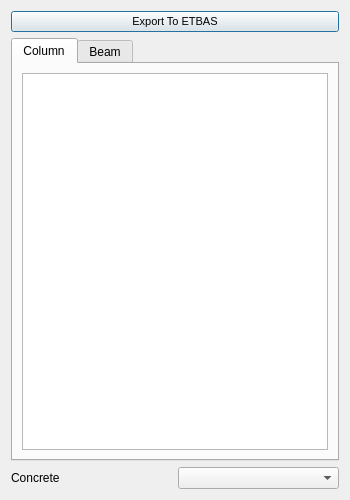
The window that widgets/define/view_frame_sections.ui (ebrahimraeyat/civilTools) describes before a commit, drawn with Qt 5.
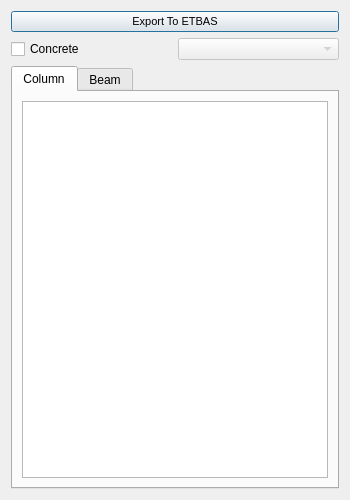
The same window after the commit. Icons and pictures are not drawn.

Commit message: overwrite concrete in section in export to etabs

```diff
--- a/widgets/define/view_frame_sections.ui
+++ b/widgets/define/view_frame_sections.ui
@@ -42,6 +42,24 @@
      </property>
     </widget>
    </item>
+   <item>
+    <layout class="QHBoxLayout" name="horizontalLayout">
+     <item>
+      <widget class="QCheckBox" name="concrete_checkbox">
+       <property name="text">
+        <string>Concrete</string>
+       </property>
+      </widget>
+     </item>
+     <item>
+      <widget class="QComboBox" name="concrete_mats">
+       <property name="enabled">
+        <bool>false</bool>
+       </property>
+      </widget>
+     </item>
+    </layout>
+   </item>
    <item>
     <widget class="QTabWidget" name="tabWidget">
      <property name="currentIndex">
@@ -83,20 +101,6 @@
      </widget>
     </widget>
    </item>
-   <item>
-    <layout class="QHBoxLayout" name="horizontalLayout">
-     <item>
-      <widget class="QLabel" name="label_3">
-       <property name="text">
-        <string>Concrete</string>
-       </property>
-      </widget>
-     </item>
-     <item>
-      <widget class="QComboBox" name="concrete_mats"/>
-     </item>
-    </layout>
-   </item>
   </layout>
  </widget>
  <resources>
```
The commit also changes 1 other file.
